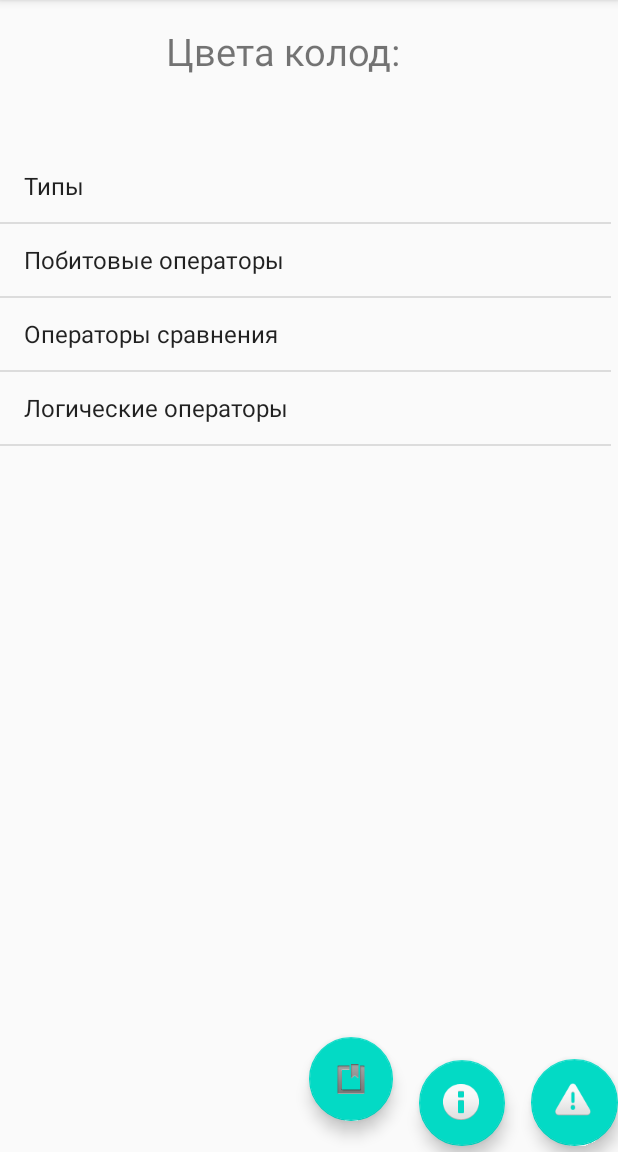
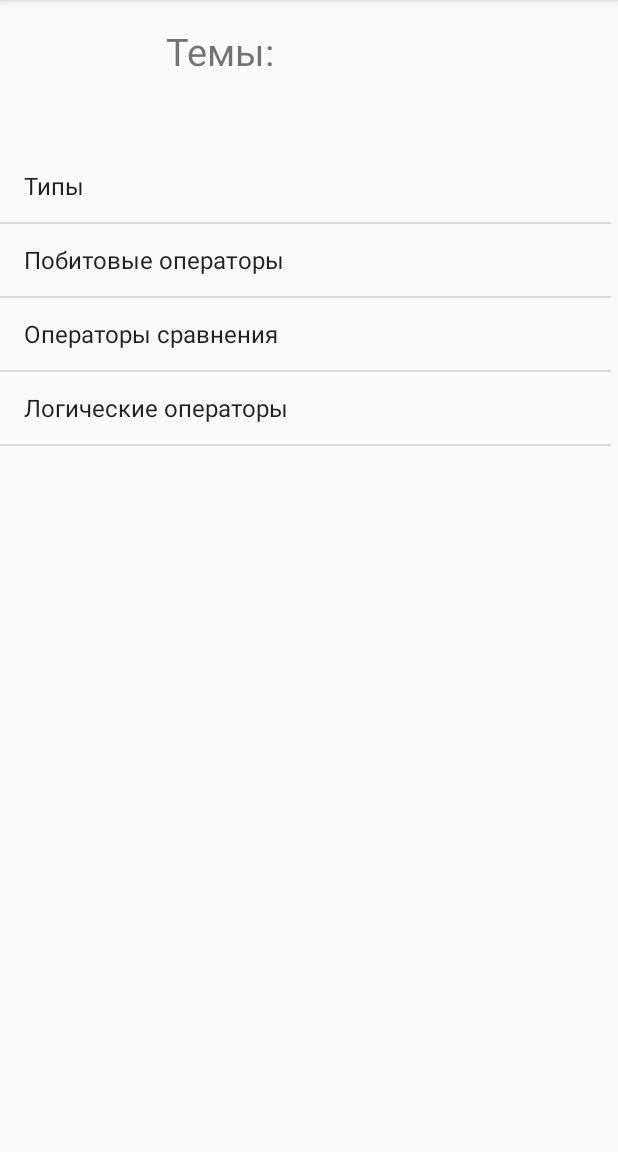
Before and after one commit to vo-star/workproject, an Android app: the screen it shows after launch (MainActivity), on a phone screen of 412 x 824 dp, the part 84-1236 px from its top. Run offline under Robolectric (Android 15) with nearby library versions, the phone set to English and light mode, and no system bars.

Commit message:
lastupdate2

```diff
--- a/app/src/main/AndroidManifest.xml
+++ b/app/src/main/AndroidManifest.xml
@@ -9,10 +9,6 @@
         android:roundIcon="@mipmap/ic_launcher_round"
         android:supportsRtl="true"
         android:theme="@style/AppTheme">
-        <activity android:name=".Photo"></activity>
-        <activity android:name=".Description_Deck_Blue" />
-        <activity android:name=".News" />
-        <activity android:name=".Info" />
         <activity android:name=".Decks" />
         <activity android:name=".MainActivity">
             <intent-filter>
--- a/app/src/main/res/layout/activity_main.xml
+++ b/app/src/main/res/layout/activity_main.xml
@@ -14,7 +14,7 @@
         android:layout_width="190dp"
         android:layout_height="43dp"
         android:layout_weight="1"
-        android:text="Цвета колод:"
+        android:text="Темы:"
         android:textSize="25sp"
         app:layout_constraintBottom_toBottomOf="parent"
         app:layout_constraintEnd_toEndOf="parent"
@@ -22,34 +22,6 @@
         app:layout_constraintStart_toStartOf="parent"
         app:layout_constraintTop_toTopOf="parent"
         app:layout_constraintVertical_bias="0.023" />
-
-    <com.google.android.material.floatingactionbutton.FloatingActionButton
-        android:id="@+id/floatingActionButton"
-        android:layout_width="58dp"
-        android:layout_height="59dp"
-        android:layout_marginBottom="4dp"
-        android:layout_weight="1"
-        android:clickable="true"
-        android:onClick="onClick2"
-        app:layout_constraintBottom_toBottomOf="parent"
-        app:layout_constraintEnd_toEndOf="parent"
-        app:layout_constraintHorizontal_bias="1.0"
-        app:layout_constraintStart_toStartOf="parent"
-        app:srcCompat="@android:drawable/ic_dialog_alert" />
-
-    <com.google.android.material.floatingactionbutton.FloatingActionButton
-        android:id="@+id/floatingActionButton2"
-        android:layout_width="57dp"
-        android:layout_height="64dp"
-        android:layout_marginBottom="4dp"
-        android:layout_weight="1"
-        android:clickable="true"
-        android:onClick="onClick"
-        app:layout_constraintBottom_toBottomOf="parent"
-        app:layout_constraintEnd_toStartOf="@+id/floatingActionButton"
-        app:layout_constraintHorizontal_bias="0.942"
-        app:layout_constraintStart_toStartOf="parent"
-        app:srcCompat="@android:drawable/ic_dialog_info" />
 
     <LinearLayout
         android:id="@+id/linearLayout"
@@ -66,18 +38,5 @@
             android:layout_height="match_parent"></ListView>
     </LinearLayout>
 
-    <com.google.android.material.floatingactionbutton.FloatingActionButton
-        android:id="@+id/floatingActionButton3"
-        android:layout_width="wrap_content"
-        android:layout_height="wrap_content"
-        android:clickable="true"
-        app:layout_constraintBottom_toBottomOf="parent"
-        app:layout_constraintEnd_toStartOf="@+id/floatingActionButton2"
-        app:layout_constraintHorizontal_bias="0.923"
-        app:layout_constraintStart_toStartOf="parent"
-        app:layout_constraintTop_toBottomOf="@+id/linearLayout"
-        app:layout_constraintVertical_bias="0.333"
-        app:srcCompat="@android:drawable/ic_input_get" />
-
 
 </androidx.constraintlayout.widget.ConstraintLayout>
```
Also changed, not shown: app/src/main/java/com/example/mtg_deck/Decks.java (+29 -29 lines), app/src/main/java/com/example/mtg_deck/Description_Deck_Blue.java (deleted, +0 -82 lines), app/src/main/java/com/example/mtg_deck/Info.java (deleted, +0 -22 lines), app/src/main/java/com/example/mtg_deck/MainActivity.java (+0 -10 lines), app/src/main/java/com/example/mtg_deck/News.java (deleted, +0 -35 lines), app/src/main/java/com/example/mtg_deck/Photo.java (deleted, +0 -18 lines), app/src/main/res/layout/activity_description__deck__blue.xml (deleted, +0 -39 lines), app/src/main/res/layout/activity_info.xml (deleted, +0 -33 lines), app/src/main/res/layout/activity_news.xml (deleted, +0 -31 lines), app/src/main/res/layout/activity_photo.xml (deleted, +0 -18 lines).
